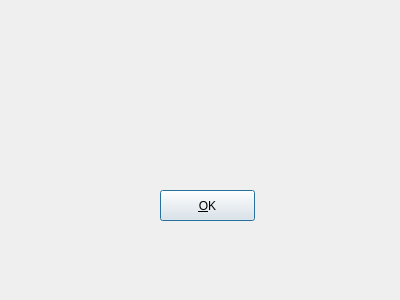
First picture: the form in AirspaceConverterQt/aboutdialog.ui, repository alus-it/AirspaceConverter, before the edit.
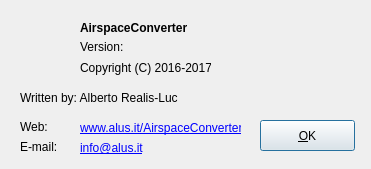
Second picture: the form after the edit.

```diff
--- a/AirspaceConverterQt/aboutdialog.ui
+++ b/AirspaceConverterQt/aboutdialog.ui
@@ -6,10 +6,31 @@
    <rect>
     <x>0</x>
     <y>0</y>
-    <width>400</width>
-    <height>300</height>
+    <width>371</width>
+    <height>169</height>
    </rect>
   </property>
+  <property name="sizePolicy">
+   <sizepolicy hsizetype="Fixed" vsizetype="Fixed">
+    <horstretch>0</horstretch>
+    <verstretch>0</verstretch>
+   </sizepolicy>
+  </property>
+  <property name="minimumSize">
+   <size>
+    <width>371</width>
+    <height>169</height>
+   </size>
+  </property>
+  <property name="maximumSize">
+   <size>
+    <width>371</width>
+    <height>169</height>
+   </size>
+  </property>
+  <property name="contextMenuPolicy">
+   <enum>Qt::NoContextMenu</enum>
+  </property>
   <property name="windowTitle">
    <string>About AirspaceConverter</string>
   </property>
@@ -19,8 +40,8 @@
   <widget class="QPushButton" name="OKpushButton">
    <property name="geometry">
     <rect>
-     <x>160</x>
-     <y>190</y>
+     <x>260</x>
+     <y>120</y>
      <width>95</width>
      <height>31</height>
     </rect>
@@ -29,6 +50,147 @@
     <string>&amp;OK</string>
    </property>
   </widget>
+  <widget class="QLabel" name="label">
+   <property name="geometry">
+    <rect>
+     <x>80</x>
+     <y>20</y>
+     <width>121</width>
+     <height>16</height>
+    </rect>
+   </property>
+   <property name="font">
+    <font>
+     <weight>75</weight>
+     <bold>true</bold>
+    </font>
+   </property>
+   <property name="text">
+    <string>AirspaceConverter</string>
+   </property>
+  </widget>
+  <widget class="QLabel" name="label_2">
+   <property name="geometry">
+    <rect>
+     <x>80</x>
+     <y>40</y>
+     <width>47</width>
+     <height>13</height>
+    </rect>
+   </property>
+   <property name="text">
+    <string>Version:</string>
+   </property>
+  </widget>
+  <widget class="QLabel" name="label_3">
+   <property name="geometry">
+    <rect>
+     <x>80</x>
+     <y>60</y>
+     <width>131</width>
+     <height>16</height>
+    </rect>
+   </property>
+   <property name="text">
+    <string>Copyright (C) 2016-2017</string>
+   </property>
+  </widget>
+  <widget class="QLabel" name="label_4">
+   <property name="geometry">
+    <rect>
+     <x>20</x>
+     <y>90</y>
+     <width>211</width>
+     <height>16</height>
+    </rect>
+   </property>
+   <property name="text">
+    <string>Written by: Alberto Realis-Luc</string>
+   </property>
+  </widget>
+  <widget class="QLabel" name="label_5">
+   <property name="geometry">
+    <rect>
+     <x>20</x>
+     <y>120</y>
+     <width>47</width>
+     <height>13</height>
+    </rect>
+   </property>
+   <property name="text">
+    <string>Web:</string>
+   </property>
+  </widget>
+  <widget class="QLabel" name="versionLabel">
+   <property name="geometry">
+    <rect>
+     <x>140</x>
+     <y>40</y>
+     <width>47</width>
+     <height>13</height>
+    </rect>
+   </property>
+   <property name="text">
+    <string/>
+   </property>
+  </widget>
+  <widget class="QLabel" name="label_6">
+   <property name="geometry">
+    <rect>
+     <x>20</x>
+     <y>140</y>
+     <width>47</width>
+     <height>13</height>
+    </rect>
+   </property>
+   <property name="text">
+    <string>E-mail:</string>
+   </property>
+  </widget>
+  <widget class="QLabel" name="label_7">
+   <property name="geometry">
+    <rect>
+     <x>80</x>
+     <y>120</y>
+     <width>161</width>
+     <height>16</height>
+    </rect>
+   </property>
+   <property name="text">
+    <string>&lt;a href=&quot;http://www.alus.it/AirspaceConverter/&quot;&gt;www.alus.it/AirspaceConverter&lt;/a&gt;</string>
+   </property>
+   <property name="textFormat">
+    <enum>Qt::RichText</enum>
+   </property>
+   <property name="openExternalLinks">
+    <bool>true</bool>
+   </property>
+   <property name="textInteractionFlags">
+    <set>Qt::TextBrowserInteraction</set>
+   </property>
+  </widget>
+  <widget class="QLabel" name="label_8">
+   <property name="geometry">
+    <rect>
+     <x>80</x>
+     <y>140</y>
+     <width>161</width>
+     <height>16</height>
+    </rect>
+   </property>
+   <property name="text">
+    <string>&lt;a href=&quot;mailto:info@alus.it&quot;&gt;info@alus.it&lt;/a&gt;</string>
+   </property>
+   <property name="textFormat">
+    <enum>Qt::RichText</enum>
+   </property>
+   <property name="openExternalLinks">
+    <bool>true</bool>
+   </property>
+   <property name="textInteractionFlags">
+    <set>Qt::TextBrowserInteraction</set>
+   </property>
+  </widget>
  </widget>
  <resources/>
  <connections>
```
